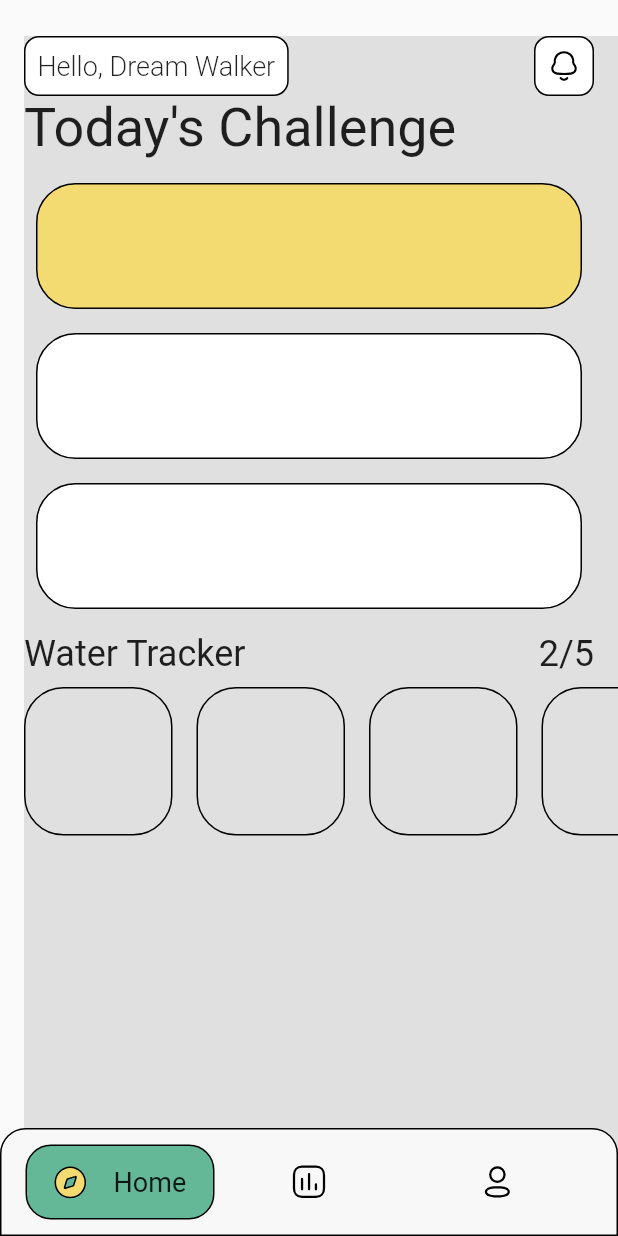
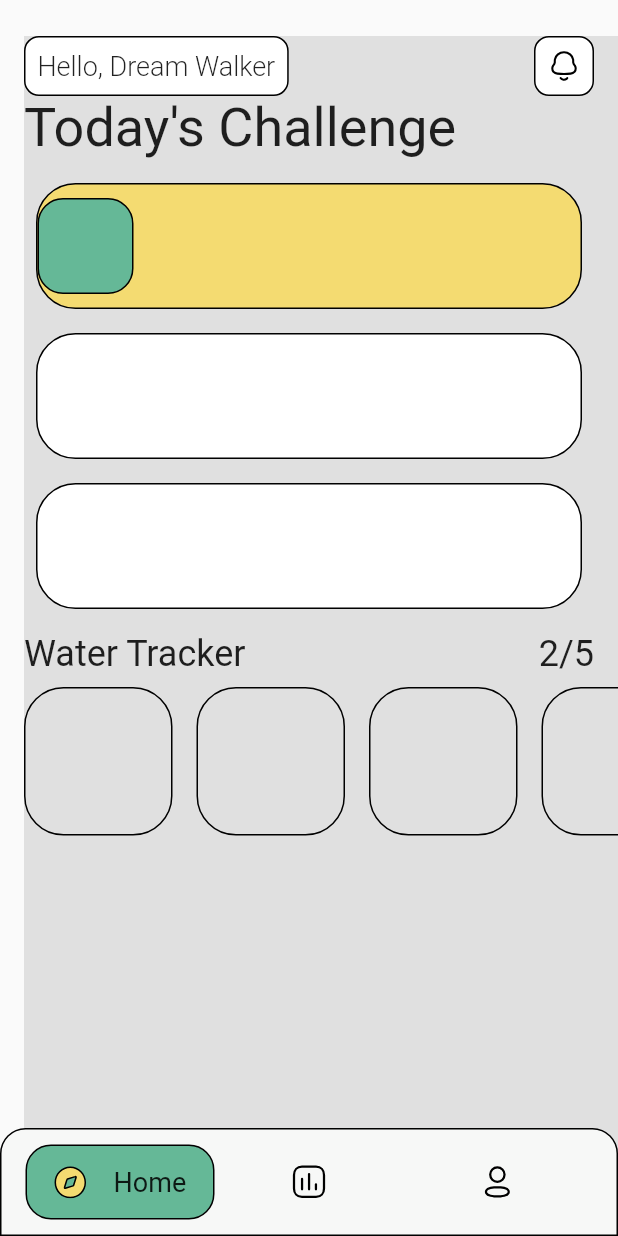
Before and after one commit to JAICHANGPARK/flutter_notebook_13th_story, a Flutter app: the HealthHomePage screen opened directly, on a phone screen of 412 x 824 dp. Run offline on Flutter 3.47's test engine with Material 2 defaults, Android fonts, the phone set to English and light mode, and no system bars; our stand-ins replace flutter_svg, get, google_fonts, hooks_riverpod, page_transition, timeago; missing offline and left inert: barcode; Roboto replaces fonts that are missing (Kanit).

Commit message:
Update health_home_page.dart

```diff
--- a/lib/ep833_health_app/ui/health_home_page.dart
+++ b/lib/ep833_health_app/ui/health_home_page.dart
@@ -86,6 +86,19 @@ class _HealthHomePageState extends State<HealthHomePage> {
                                   color: ColorSystem.yellow,
                                   borderRadius: BorderRadius.circular(26.3),
                                   border: Border.all(color: Colors.black)),
+                                child: Row(
+                                  children: [
+                                    Container(
+                                      height: 64,
+                                      width: 64,
+                                      decoration: BoxDecoration(
+                                          color: ColorSystem.green,
+                                          border: Border.all(color: Colors.black,),
+                                          borderRadius: BorderRadius.circular(17)
+                                      ),
+                                    )
+                                  ],
+                                )
                             ),
                             SizedBox(
                               height: 16,
@@ -147,17 +160,7 @@ class _HealthHomePageState extends State<HealthHomePage> {
                               decoration: BoxDecoration(
                                   borderRadius: BorderRadius.circular(26.3),
                                   border: Border.all(color: Colors.black)),
-                              child: Row(
-                                children: [
-                                  Container(
-                                    height: 64,
-                                    width: 64,
-                                    decoration: BoxDecoration(
-                                      color:
-                                    ),
-                                  )
-                                ],
-                              )
+
                             ),
                             Container(
                               margin: EdgeInsets.only(right: 16),
```
